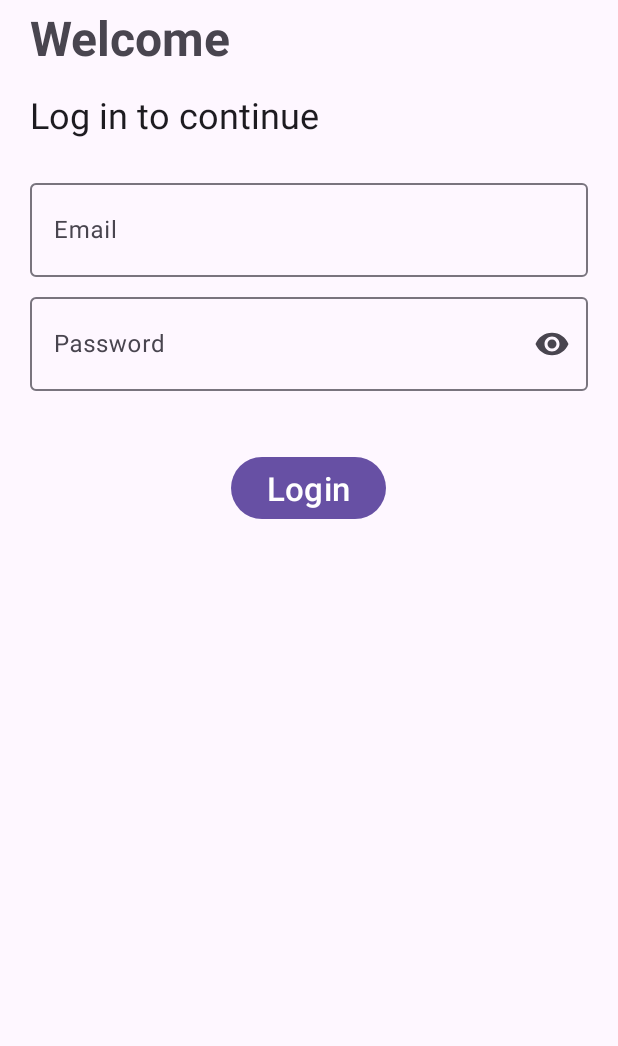
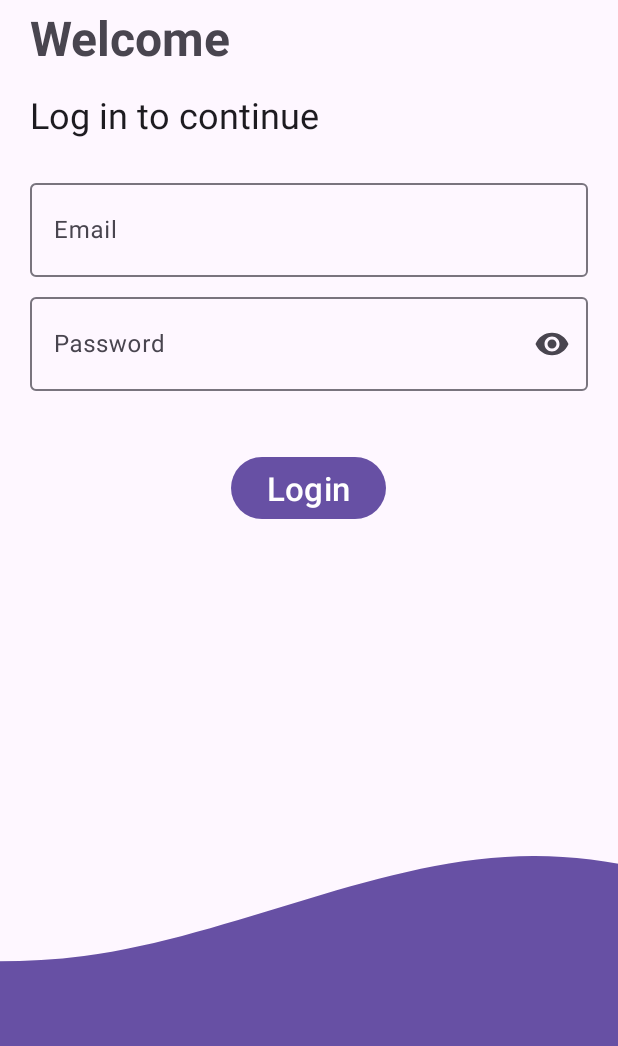
Before and after one commit to RathodKaransinh/Asha-App, an Android app: the screen it shows after launch (LoginActivity), on a phone screen of 412 x 824 dp, the part 190-1236 px from its top. Run offline under Robolectric (Android 15) with nearby library versions, the phone set to English and light mode, and no system bars; our stand-ins replace Firebase (no records; nobody signed in at launch, a user with empty details on screens opened directly), sdp/ssp sizes.

Commit message:
updated login design

```diff
--- a/app/src/main/java/com/example/ashaapp/activities/LoginActivity.kt
+++ b/app/src/main/java/com/example/ashaapp/activities/LoginActivity.kt
@@ -85,6 +85,7 @@ class LoginActivity : AppCompatActivity() {
         } else {
             binding.bookIconImageView.visibility = View.GONE
             binding.afterAnimationView.visibility = View.GONE
+            binding.loginWave1.visibility = View.GONE
             binding.loginProgressBar.visibility = View.VISIBLE
             auth.signInWithEmailAndPassword(binding.loginTextEmailAddress.text.toString(), binding.loginTextPassword.text.toString())
                 .addOnCompleteListener(this) {
@@ -105,6 +106,7 @@ class LoginActivity : AppCompatActivity() {
                         binding.loginProgressBar.visibility = View.GONE
                         binding.bookIconImageView.visibility = View.VISIBLE
                         binding.afterAnimationView.visibility = View.VISIBLE
+                        binding.loginWave1.visibility = View.VISIBLE
                         Toast.makeText(
                             baseContext, it.exception?.message,
                             Toast.LENGTH_SHORT
@@ -126,6 +128,7 @@ class LoginActivity : AppCompatActivity() {
 
             override fun onAnimationEnd(animation: Animator) {
                 binding.afterAnimationView.visibility = View.VISIBLE
+                binding.loginWave1.visibility = View.VISIBLE
             }
 
             override fun onAnimationCancel(animation: Animator) {
--- a/app/src/main/res/layout/activity_login.xml
+++ b/app/src/main/res/layout/activity_login.xml
@@ -123,6 +123,7 @@
     </LinearLayout>
 
     <ImageView
+        android:id="@+id/loginWave1"
         android:layout_width="0dp"
         android:layout_height="200dp"
         android:contentDescription="@string/todo"
```
